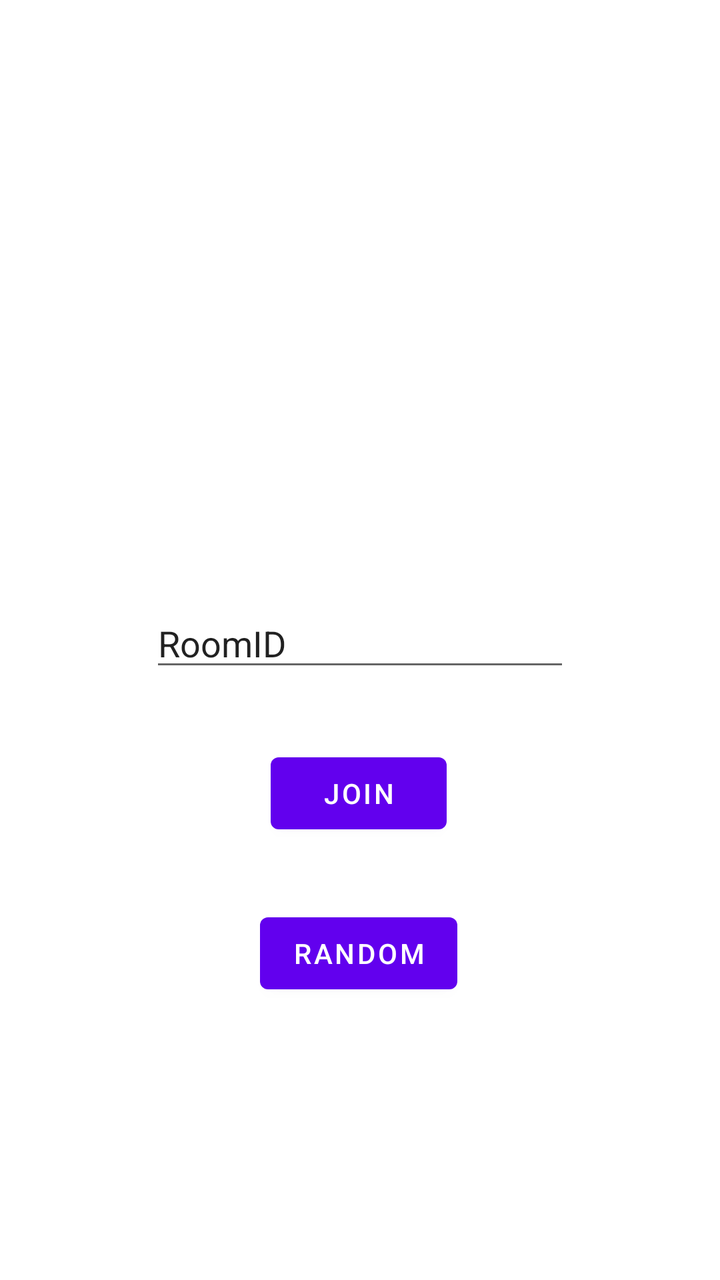
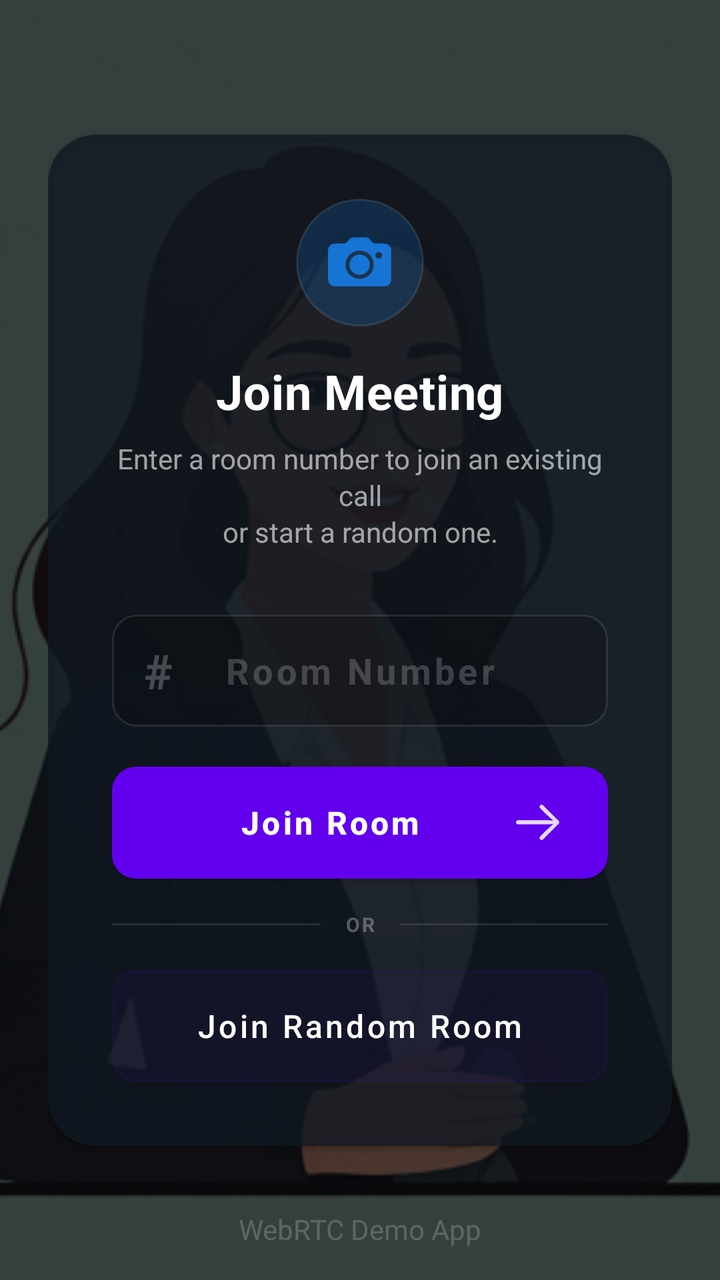

An Android layout rendered at two revisions. The XML below is the earlier revision; the diff shows what the commit changed to produce the second picture.
<!-- AndroidManifest.xml: application theme Theme.MyApplication -->
<!-- res/layout/activity_main.xml -->
<?xml version="1.0" encoding="utf-8"?>
<ScrollView xmlns:android="http://schemas.android.com/apk/res/android"
    android:layout_width="match_parent"
    android:layout_height="match_parent"
    android:fillViewport="true">
    <androidx.constraintlayout.widget.ConstraintLayout xmlns:app="http://schemas.android.com/apk/res-auto"
        android:layout_width="match_parent"
        android:layout_height="match_parent">

        <Button
            android:id="@+id/btnJoin"
            android:layout_width="wrap_content"
            android:layout_height="wrap_content"
            android:layout_marginTop="32dp"
            android:text="Join"
            app:layout_constraintEnd_toEndOf="parent"
            app:layout_constraintHorizontal_bias="0.498"
            app:layout_constraintStart_toStartOf="parent"
            app:layout_constraintTop_toBottomOf="@+id/roomIDText" />

        <Button
            android:id="@+id/btnRandom"
            android:layout_width="wrap_content"
            android:layout_height="wrap_content"
            android:layout_marginTop="32dp"
            android:text="Random"
            app:layout_constraintEnd_toEndOf="parent"
            app:layout_constraintHorizontal_bias="0.498"
            app:layout_constraintStart_toStartOf="parent"
            app:layout_constraintTop_toBottomOf="@+id/btnJoin" />

        <EditText
            android:id="@+id/roomIDText"
            android:layout_width="wrap_content"
            android:layout_height="wrap_content"
            android:ems="10"
            android:inputType="textPersonName"
            android:text="RoomID"
            app:layout_constraintBottom_toBottomOf="parent"
            app:layout_constraintEnd_toEndOf="parent"
            app:layout_constraintStart_toStartOf="parent"
            app:layout_constraintTop_toTopOf="parent" />
    </androidx.constraintlayout.widget.ConstraintLayout>
</ScrollView>
<!-- resources referenced by this layout -->
<resources>
  <!-- unchanged entries left out for length: 7 -->
</resources>

<!-- the commit's change to res/layout/activity_main.xml (unified diff, before → after) -->
@@ -1,44 +1,212 @@
 <?xml version="1.0" encoding="utf-8"?>
-<ScrollView xmlns:android="http://schemas.android.com/apk/res/android"
+<FrameLayout xmlns:android="http://schemas.android.com/apk/res/android"
+    xmlns:app="http://schemas.android.com/apk/res-auto"
+    xmlns:tools="http://schemas.android.com/tools"
     android:layout_width="match_parent"
-    android:layout_height="match_parent"
-    android:fillViewport="true">
-    <androidx.constraintlayout.widget.ConstraintLayout xmlns:app="http://schemas.android.com/apk/res-auto"
+    android:layout_height="match_parent">
+
+    
+    <ImageView
+        android:id="@+id/backgroundImage"
         android:layout_width="match_parent"
-        android:layout_height="match_parent">
-
-        <Button
-            android:id="@+id/btnJoin"
-            android:layout_width="wrap_content"
+        android:layout_height="match_parent"
+        android:scaleType="centerCrop"
+        android:src="@drawable/background"
+        android:contentDescription="Background" />
+
+    
+    <View
+        android:layout_width="match_parent"
+        android:layout_height="match_parent"
+        android:background="#B3000000" />
+
+    
+    <ScrollView
+        android:layout_width="match_parent"
+        android:layout_height="match_parent"
+        android:fillViewport="true">
+
+        <androidx.constraintlayout.widget.ConstraintLayout
+            android:layout_width="match_parent"
             android:layout_height="wrap_content"
-            android:layout_marginTop="32dp"
-            android:text="Join"
-            app:layout_constraintEnd_toEndOf="parent"
-            app:layout_constraintHorizontal_bias="0.498"
-            app:layout_constraintStart_toStartOf="parent"
-            app:layout_constraintTop_toBottomOf="@+id/roomIDText" />
-
-        <Button
-            android:id="@+id/btnRandom"
-            android:layout_width="wrap_content"
-            android:layout_height="wrap_content"
-            android:layout_marginTop="32dp"
-            android:text="Random"
-            app:layout_constraintEnd_toEndOf="parent"
-            app:layout_constraintHorizontal_bias="0.498"
-            app:layout_constraintStart_toStartOf="parent"
-            app:layout_constraintTop_toBottomOf="@+id/btnJoin" />
-
-        <EditText
-            android:id="@+id/roomIDText"
-            android:layout_width="wrap_content"
-            android:layout_height="wrap_content"
-            android:ems="10"
-            android:inputType="textPersonName"
-            android:text="RoomID"
-            app:layout_constraintBottom_toBottomOf="parent"
-            app:layout_constraintEnd_toEndOf="parent"
-            app:layout_constraintStart_toStartOf="parent"
-            app:layout_constraintTop_toTopOf="parent" />
-    </androidx.constraintlayout.widget.ConstraintLayout>
-</ScrollView>
+            android:paddingHorizontal="24dp">
+
+            
+            <androidx.cardview.widget.CardView
+                android:id="@+id/glassPanelCard"
+                android:layout_width="0dp"
+                android:layout_height="wrap_content"
+                android:layout_marginHorizontal="0dp"
+                app:cardBackgroundColor="@color/glass_panel"
+                app:cardCornerRadius="24dp"
+                app:layout_constraintBottom_toBottomOf="parent"
+                app:layout_constraintEnd_toEndOf="parent"
+                app:layout_constraintStart_toStartOf="parent"
+                app:layout_constraintTop_toTopOf="parent"
+                app:layout_constraintWidth_max="400dp">
+
+                <LinearLayout
+                    android:layout_width="match_parent"
+                    android:layout_height="wrap_content"
+                    android:gravity="center"
+                    android:orientation="vertical"
+                    android:padding="32dp">
+
+                    
+                    <FrameLayout
+                        android:layout_width="64dp"
+                        android:layout_height="64dp"
+                        android:layout_marginBottom="8dp"
+                        android:background="@drawable/icon_circle_background">
+
+                        <ImageView
+                            android:layout_width="32dp"
+                            android:layout_height="32dp"
+                            android:layout_gravity="center"
+                            android:contentDescription="Video Call Icon"
+                            android:src="@drawable/camera_fill"
+                            android:tint="@color/primary" />
+                    </FrameLayout>
+
+                    
+                    <TextView
+                        android:layout_width="wrap_content"
+                        android:layout_height="wrap_content"
+                        android:layout_marginTop="8dp"
+                        android:letterSpacing="0.01"
+                        android:text="Join Meeting"
+                        android:textColor="@color/white"
+                        android:textSize="24sp"
+                        android:textStyle="bold" />
+
+                    
+                    <TextView
+                        android:layout_width="wrap_content"
+                        android:layout_height="wrap_content"
+                        android:layout_marginTop="8dp"
+                        android:layout_marginBottom="32dp"
+                        android:lineSpacingExtra="2dp"
+                        android:text="Enter a room number to join an existing call\nor start a random one."
+                        android:textAlignment="center"
+                        android:textColor="@color/white_60"
+                        android:textSize="14sp" />
+
+                    
+                    <FrameLayout
+                        android:layout_width="match_parent"
+                        android:layout_height="wrap_content"
+                        android:layout_marginBottom="20dp">
+
+                        
+                        <TextView
+                            android:layout_width="wrap_content"
+                            android:layout_height="wrap_content"
+                            android:layout_gravity="center_vertical|start"
+                            android:layout_marginStart="16dp"
+                            android:text="#"
+                            android:textColor="@color/white_30"
+                            android:textSize="24sp"
+                            android:textStyle="bold" />
+
+                        
+                        <EditText
+                            android:id="@+id/roomIDText"
+                            android:layout_width="match_parent"
+                            android:layout_height="56dp"
+                            android:background="@drawable/input_background"
+                            android:gravity="center"
+                            android:hint="Room Number"
+                            android:inputType="number"
+                            android:letterSpacing="0.1"
+                            android:paddingHorizontal="48dp"
+                            android:paddingVertical="16dp"
+                            android:textColor="@color/white"
+                            android:textColorHint="@color/white_20"
+                            android:textSize="18sp"
+                            android:textStyle="bold" />
+                    </FrameLayout>
+
+                    
+                    <Button
+                        android:id="@+id/btnJoin"
+                        android:layout_width="match_parent"
+                        android:layout_height="56dp"
+                        android:layout_marginBottom="12dp"
+                        android:background="@drawable/btn_primary_background"
+                        android:drawableEnd="@drawable/arrow_right"
+                        android:drawablePadding="8dp"
+                        android:gravity="center"
+                        android:paddingHorizontal="24dp"
+                        android:text="Join Room"
+                        android:textAllCaps="false"
+                        android:textColor="@color/white"
+                        android:textSize="16sp"
+                        android:textStyle="bold" />
+
+                    
+                    <LinearLayout
+                        android:layout_width="match_parent"
+                        android:layout_height="wrap_content"
+                        android:layout_marginVertical="4dp"
+                        android:gravity="center_vertical"
+                        android:orientation="horizontal">
+
+                        <View
+                            android:layout_width="0dp"
+                            android:layout_height="1dp"
+                            android:layout_weight="1"
+                            android:background="@color/white_10" />
+
+                        <TextView
+                            android:layout_width="wrap_content"
+                            android:layout_height="wrap_content"
+                            android:letterSpacing="0.1"
+                            android:paddingHorizontal="12dp"
+                            android:text="OR"
+                            android:textColor="@color/white_30"
+                            android:textSize="10sp"
+                            android:textStyle="bold" />
+
+                        <View
+                            android:layout_width="0dp"
+                            android:layout_height="1dp"
+                            android:layout_weight="1"
+                            android:background="@color/white_10" />
+                    </LinearLayout>
+
+                    
+                    <Button
+                        android:id="@+id/btnRandom"
+                        android:layout_width="match_parent"
+                        android:layout_height="56dp"
+                        android:layout_marginTop="12dp"
+                        android:background="@drawable/btn_secondary_background"
+                        android:drawableStart="@drawable/shuffle"
+                        android:drawablePadding="8dp"
+                        android:drawableTint="@color/white_60"
+                        android:gravity="center"
+                        android:paddingHorizontal="24dp"
+                        android:text="Join Random Room"
+                        android:textAllCaps="false"
+                        android:textColor="@color/white"
+                        android:textSize="16sp" />
+                </LinearLayout>
+            </androidx.cardview.widget.CardView>
+
+            
+            <TextView
+                android:layout_width="wrap_content"
+                android:layout_height="wrap_content"
+                android:text="WebRTC Demo App"
+                android:textColor="@color/white_20"
+                android:textSize="14sp"
+                android:layout_marginBottom="16dp"
+
+                app:layout_constraintStart_toStartOf="parent"
+                app:layout_constraintEnd_toEndOf="parent"
+                app:layout_constraintBottom_toBottomOf="parent"
+                app:layout_constraintVertical_bias="1.0" />
+
+        </androidx.constraintlayout.widget.ConstraintLayout>
+    </ScrollView>
+</FrameLayout>
<!-- resource entries referenced after the edit -->
@@ -1,5 +1,116 @@
 <!-- resources referenced by this layout -->
 <resources>
+  <color name="glass_panel">#BF101922</color>
+  <color name="primary">#137FEC</color>
+  <color name="white_10">#1AFFFFFF</color>
+  <color name="white_20">#33FFFFFF</color>
+  <color name="white_30">#4DFFFFFF</color>
+  <color name="white_60">#99FFFFFF</color>
+  <!-- drawable arrow_right (drawable) -->
+  <vector xmlns:android="http://schemas.android.com/apk/res/android"
+      android:width="22.113dp"
+      android:height="17.777dp"
+      android:viewportWidth="22.113"
+      android:viewportHeight="17.777">
+    <path
+        android:fillColor="#FF000000"
+        android:pathData="M0,0h22.113v17.777h-22.113z"
+        android:strokeAlpha="0"
+        android:fillAlpha="0"/>
+    <path
+        android:pathData="M21.762,8.883C21.762,8.59 21.645,8.32 21.41,8.098L13.641,0.352C13.383,0.094 13.137,0 12.856,0C12.281,0 11.836,0.422 11.836,1.008C11.836,1.289 11.93,1.559 12.117,1.746L14.742,4.418L19.395,8.66L19.629,8.074L15.856,7.84L1.031,7.84C0.422,7.84 0,8.273 0,8.883C0,9.492 0.422,9.926 1.031,9.926L15.856,9.926L19.629,9.691L19.395,9.117L14.742,13.348L12.117,16.02C11.93,16.195 11.836,16.477 11.836,16.758C11.836,17.344 12.281,17.766 12.856,17.766C13.137,17.766 13.383,17.66 13.617,17.438L21.41,9.668C21.645,9.445 21.762,9.176 21.762,8.883Z"
+        android:fillColor="#ffffff"
+        android:fillAlpha="0.85"/>
+  </vector>
+  <!-- drawable background: png bitmap (drawable, 264187 bytes) -->
+  <!-- drawable btn_primary_background (drawable) -->
+  <?xml version="1.0" encoding="utf-8"?>
+  <ripple xmlns:android="http://schemas.android.com/apk/res/android"
+      android:color="#3FFFFFFF">
+      <item>
+          <shape android:shape="rectangle">
+              <solid android:color="#137FEC" />
+              <corners android:radius="12dp" />
+          </shape>
+      </item>
+  </ripple>
+  <!-- drawable btn_secondary_background (drawable) -->
+  <?xml version="1.0" encoding="utf-8"?>
+  <ripple xmlns:android="http://schemas.android.com/apk/res/android"
+      android:color="#1AFFFFFF">
+      <item>
+          <shape android:shape="rectangle">
+              <solid android:color="#0DFFFFFF" />
+              <stroke
+                  android:width="1dp"
+                  android:color="#1AFFFFFF" />
+              <corners android:radius="12dp" />
+          </shape>
+      </item>
+  </ripple>
+  <!-- drawable camera_fill (drawable) -->
+  <vector xmlns:android="http://schemas.android.com/apk/res/android"
+      android:width="29.133dp"
+      android:height="23.098dp"
+      android:viewportWidth="29.133"
+      android:viewportHeight="23.098">
+    <path
+        android:fillColor="#FF000000"
+        android:pathData="M0,0h29.133v23.098h-29.133z"
+        android:strokeAlpha="0"
+        android:fillAlpha="0"/>
+    <path
+        android:pathData="M3.68,22.348L25.102,22.348C27.539,22.348 28.781,21.129 28.781,18.715L28.781,6.445C28.781,4.031 27.539,2.824 25.102,2.824L21.75,2.824C20.824,2.824 20.543,2.637 20.016,2.051L19.078,0.996C18.492,0.352 17.895,0 16.688,0L12.012,0C10.805,0 10.207,0.352 9.621,0.996L8.684,2.051C8.156,2.625 7.863,2.824 6.949,2.824L3.68,2.824C1.23,2.824 0,4.031 0,6.445L0,18.715C0,21.129 1.23,22.348 3.68,22.348ZM14.391,18.891C10.84,18.891 7.992,16.055 7.992,12.481C7.992,8.918 10.84,6.082 14.391,6.082C17.941,6.082 20.777,8.918 20.777,12.481C20.777,16.055 17.93,18.891 14.391,18.891ZM14.391,17.109C16.945,17.109 19.008,15.059 19.008,12.481C19.008,9.914 16.945,7.852 14.391,7.852C11.836,7.852 9.762,9.914 9.762,12.481C9.762,15.059 11.848,17.109 14.391,17.109ZM21.563,8.168C21.563,7.371 22.266,6.668 23.086,6.668C23.895,6.668 24.586,7.371 24.586,8.168C24.586,9 23.895,9.668 23.086,9.68C22.266,9.68 21.563,9.012 21.563,8.168Z"
+        android:fillColor="#ffffff"
+        android:fillAlpha="0.85"/>
+  </vector>
+  <!-- drawable icon_circle_background (drawable) -->
+  <?xml version="1.0" encoding="utf-8"?>
+  <shape xmlns:android="http://schemas.android.com/apk/res/android"
+      android:shape="oval">
+      <solid android:color="#33137FEC" />
+      <stroke
+          android:width="1dp"
+          android:color="#1AFFFFFF" />
+  </shape>
+  <!-- drawable input_background (drawable) -->
+  <?xml version="1.0" encoding="utf-8"?>
+  <selector xmlns:android="http://schemas.android.com/apk/res/android">
+      <item android:state_focused="true">
+          <shape android:shape="rectangle">
+              <solid android:color="#4D000000" />
+              <stroke
+                  android:width="2dp"
+                  android:color="#137FEC" />
+              <corners android:radius="12dp" />
+          </shape>
+      </item>
+      <item>
+          <shape android:shape="rectangle">
+              <solid android:color="#33000000" />
+              <stroke
+                  android:width="1dp"
+                  android:color="#1AFFFFFF" />
+              <corners android:radius="12dp" />
+          </shape>
+      </item>
+  </selector>
+  <!-- drawable shuffle (drawable) -->
+  <vector xmlns:android="http://schemas.android.com/apk/res/android"
+      android:width="27.281dp"
+      android:height="21.246dp"
+      android:viewportWidth="27.281"
+      android:viewportHeight="21.246">
+    <path
+        android:fillColor="#FF000000"
+        android:pathData="M0,0h27.281v21.246h-27.281z"
+        android:strokeAlpha="0"
+        android:fillAlpha="0"/>
+    <path
+        android:pathData="M0,16.641C0,17.227 0.434,17.613 1.078,17.613L3.75,17.613C5.695,17.613 6.809,17.063 8.227,15.422L15.328,7.137C16.336,5.965 17.18,5.531 18.469,5.531L20.859,5.531L20.859,8.18C20.859,8.648 21.129,8.918 21.609,8.918C21.832,8.918 22.043,8.836 22.219,8.695L26.648,5.027C27.023,4.723 27.023,4.242 26.648,3.914L22.219,0.234C22.043,0.094 21.832,0.023 21.609,0.023C21.129,0.023 20.859,0.281 20.859,0.75L20.859,3.574L18.41,3.574C16.453,3.574 15.328,4.125 13.922,5.766L6.832,14.051C5.813,15.234 5.004,15.668 3.809,15.668L1.078,15.668C0.445,15.668 0,16.055 0,16.641ZM0,4.559C0,5.133 0.445,5.531 1.078,5.531L3.809,5.531C5.016,5.531 5.824,5.965 6.832,7.148L13.922,15.434C15.328,17.063 16.453,17.613 18.41,17.613L20.859,17.613L20.859,20.52C20.859,20.988 21.129,21.246 21.609,21.246C21.832,21.246 22.043,21.176 22.219,21.035L26.648,17.367C27.023,17.051 27.023,16.582 26.648,16.254L22.219,12.574C22.043,12.434 21.832,12.352 21.609,12.352C21.129,12.352 20.859,12.621 20.859,13.09L20.859,15.668L18.469,15.668C17.18,15.668 16.336,15.234 15.328,14.051L8.227,5.766C6.809,4.137 5.695,3.586 3.75,3.586L1.078,3.586C0.434,3.586 0,3.973 0,4.559Z"
+        android:fillColor="#ffffff"
+        android:fillAlpha="0.85"/>
+  </vector>
   <!-- unchanged entries left out for length: 7 -->
 </resources>
 
